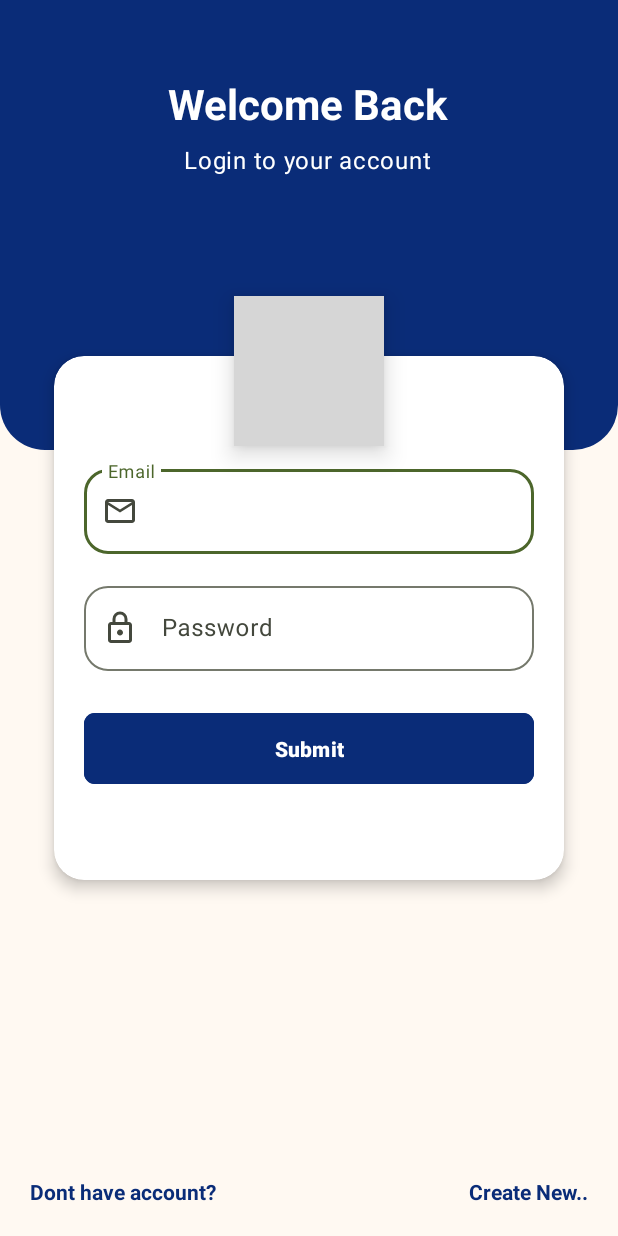
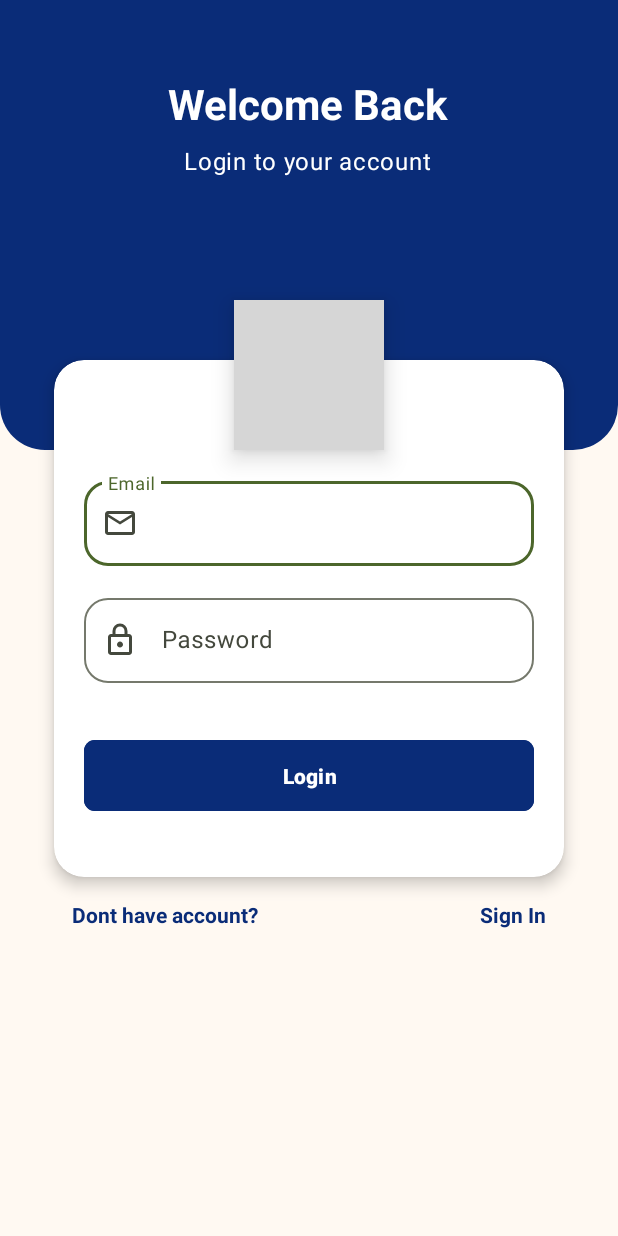
Before and after one commit to AdarshEZConnect/GatePassAndroid, an Android app: the screen it shows after launch (LoginActivity), on a phone screen of 412 x 824 dp. Run offline under Robolectric (Android 15) with nearby library versions, the phone set to English and light mode, and no system bars; Roboto replaces fonts that are not available here; grey boxes are pictures that could not be loaded.

Commit message:
Login screen Changed.

```diff
--- a/app/src/main/res/layout/activity_login.xml
+++ b/app/src/main/res/layout/activity_login.xml
@@ -6,14 +6,6 @@
     android:id="@+id/login_main"
     android:background="#FFF9F2">
 
-    <!-- Top Blue Background -->
-    <!-- Welcome Title -->
-
-    <!-- Subtext -->
-
-    <!-- Card Background -->
-
-    <!-- Card Background -->
     <View
         android:id="@+id/topBackground"
         android:layout_width="0dp"
@@ -68,19 +60,20 @@
             android:layout_width="match_parent"
             android:layout_height="wrap_content"
             android:orientation="vertical"
-            android:padding="20dp">
+            android:paddingLeft="20dp"
+            android:paddingRight="20dp">
 
             <com.google.android.material.textfield.TextInputLayout
                 android:layout_width="match_parent"
                 android:layout_height="wrap_content"
-                android:layout_marginTop="50dp"
+                android:layout_marginTop="75dp"
                 android:layout_marginBottom="16dp"
                 android:hint="Email"
                 app:boxBackgroundMode="outline"
+                app:boxCornerRadiusBottomEnd="16dp"
+                app:boxCornerRadiusBottomStart="16dp"
+                app:boxCornerRadiusTopEnd="16dp"
                 app:boxCornerRadiusTopStart="16dp"
-                app:boxCornerRadiusTopEnd="16dp"
-                app:boxCornerRadiusBottomStart="16dp"
-                app:boxCornerRadiusBottomEnd="16dp"
                 app:startIconDrawable="@drawable/mail_24px">
 
                 <com.google.android.material.textfield.TextInputEditText
@@ -96,10 +89,10 @@
                 android:layout_marginBottom="24dp"
                 android:hint="Password"
                 app:boxBackgroundMode="outline"
+                app:boxCornerRadiusBottomEnd="16dp"
+                app:boxCornerRadiusBottomStart="16dp"
+                app:boxCornerRadiusTopEnd="16dp"
                 app:boxCornerRadiusTopStart="16dp"
-                app:boxCornerRadiusTopEnd="16dp"
-                app:boxCornerRadiusBottomStart="16dp"
-                app:boxCornerRadiusBottomEnd="16dp"
                 app:startIconDrawable="@drawable/lock_24px">
 
                 <com.google.android.material.textfield.TextInputEditText
@@ -114,12 +107,13 @@
                 android:id="@+id/btn_login"
                 android:layout_width="match_parent"
                 android:layout_height="55dp"
+                android:layout_marginTop="10dp"
+                android:layout_marginBottom="40dp"
                 android:backgroundTint="#0A2C78"
-                android:text="Submit"
-                app:cornerRadius="7dp"
-                android:layout_marginBottom="40dp"
+                android:text="Login"
                 android:textColor="@android:color/white"
-                android:textStyle="bold" />
+                android:textStyle="bold"
+                app:cornerRadius="7dp" />
 
         </LinearLayout>
     </androidx.cardview.widget.CardView>
@@ -142,27 +136,28 @@
     <!-- Step Indicator -->
 
     <!-- Back Button -->
+
     <TextView
         android:layout_width="wrap_content"
         android:layout_height="wrap_content"
-        android:layout_margin="20dp"
         android:layout_marginStart="48dp"
-        android:layout_marginBottom="172dp"
+        android:layout_marginTop="15dp"
         android:text="Dont have account?"
         android:textColor="#0A2C78"
         android:textStyle="bold"
-        app:layout_constraintBottom_toBottomOf="parent"
+        app:layout_constraintTop_toBottomOf="@+id/cardContainer"
         app:layout_constraintStart_toStartOf="parent" />
 
     <TextView
         android:id="@+id/tv_signup"
         android:layout_width="wrap_content"
         android:layout_height="wrap_content"
-        android:text="Create New.."
+        android:text="Sign In"
         android:textColor="#0A2C78"
         android:textStyle="bold"
-        android:layout_margin="20dp"
-        app:layout_constraintBottom_toBottomOf="parent"
+        android:layout_marginEnd="48dp"
+        android:layout_marginTop="15dp"
+        app:layout_constraintTop_toBottomOf="@+id/cardContainer"
         app:layout_constraintEnd_toEndOf="parent"/>
 
 </androidx.constraintlayout.widget.ConstraintLayout>
```
